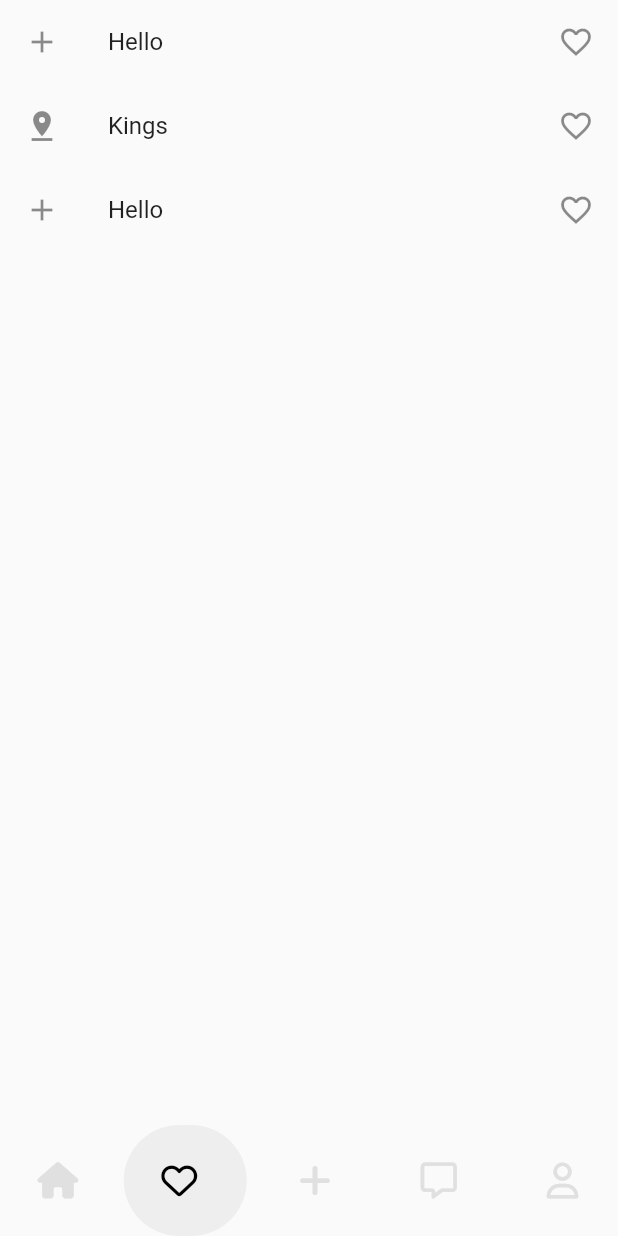
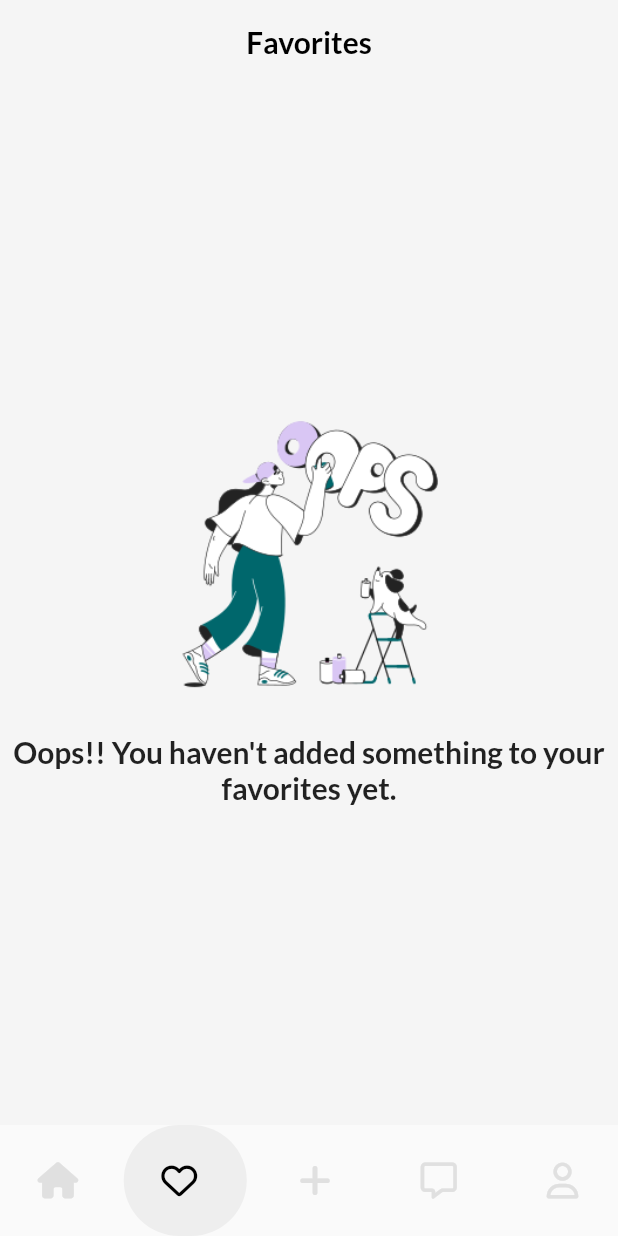
Before and after one commit to johnomeyo/campusMkt, a Flutter app: the screen it shows once a user with an empty profile is signed in, item 2 of the bottom bar chosen, on a phone screen of 412 x 824 dp. Run offline on Flutter 3.47's test engine with Material 2 defaults, Android fonts, the light colour scheme and no system bars; drawn by our look-alikes of google_nav_bar; our stand-ins replace cloud_firestore, device_preview, firebase_auth, firebase_core, font_awesome_flutter, google_fonts; accounts and stored records are empty; network calls fail.

Commit message:
favorites page design

```diff
--- a/lib/main.dart
+++ b/lib/main.dart
@@ -1,26 +1,25 @@
 import 'package:campus_market_place/providers.dart/alpha.dart';
 import 'package:campus_market_place/services/auth_page.dart';
-import 'package:campus_market_place/tabs/favorites.dart';
 import 'package:device_preview/device_preview.dart';
 import 'package:flutter/material.dart';
 import 'package:firebase_core/firebase_core.dart';
 import 'package:provider/provider.dart';
 
-
-Future <void> main() async {
-    WidgetsFlutterBinding.ensureInitialized();
+Future<void> main() async {
+  WidgetsFlutterBinding.ensureInitialized();
   await Firebase.initializeApp(
-    options: const FirebaseOptions(apiKey: "AIzaSyBrIJtEZ2ODCsEDLWgS98E-G7jgFxKXmUA", appId: "com.example.campus_market_place", messagingSenderId: "455772269441-0ip872orhvb8lnfb4gdsmnk0g19suiho.apps.googleusercontent.com", projectId: "localsell-d4193")
-  );
+      options: const FirebaseOptions(
+          apiKey: "AIzaSyBrIJtEZ2ODCsEDLWgS98E-G7jgFxKXmUA",
+          appId: "com.example.campus_market_place",
+          messagingSenderId:
+              "455772269441-0ip872orhvb8lnfb4gdsmnk0g19suiho.apps.googleusercontent.com",
+          projectId: "localsell-d4193"));
   runApp(
     DevicePreview(
       enabled: true,
       builder: (context) => MultiProvider(providers: [
-      //  ChangeNotifierProvider(create: (context) => UserProvider()),
-       ChangeNotifierProvider(create: (context) => TheIcon()),
-       ChangeNotifierProvider(create: (context) => FavIcon()),
-      ],
-      child: const MyApp()),
+        ChangeNotifierProvider(create: (context) => FavIcon()),
+      ], child: const MyApp()),
     ),
   );
 }
--- a/lib/tabs/favorites.dart
+++ b/lib/tabs/favorites.dart
@@ -1,59 +1,65 @@
 import 'package:flutter/material.dart';
-import 'package:provider/provider.dart';
+import 'package:google_fonts/google_fonts.dart';
 
-class Favorites extends StatelessWidget {
+class Favorites extends StatefulWidget {
   const Favorites({super.key});
 
   @override
+  State<Favorites> createState() => _FavoritesState();
+}
+
+class _FavoritesState extends State<Favorites> {
+  final List<String> favs = [];
+
+  @override
   Widget build(BuildContext context) {
-    return Scaffold(body: Consumer<TheIcon>(
-      builder: (BuildContext context, value, Widget? child) {
-        return ListView(
-          children: [
-            ListTile(
-                leading: const Icon(Icons.add),
-                title: const Text("Hello"),
-                trailing: GestureDetector(
-                    onTap: () {
-                      Provider.of<TheIcon>(context, listen: false)
-                          .changeIsFav();
-                    },
-                    child: value.isFav
-                        ? const Icon(Icons.favorite_outline)
-                        : const Icon(Icons.favorite))),
-            ListTile(
-                leading: const Icon(Icons.pin_drop),
-                title: const Text("Kings"),
-                trailing: GestureDetector(
-                    onTap: () {
-                      Provider.of<TheIcon>(context, listen: false)
-                          .changeIsFav();
-                    },
-                    child: value.isFav
-                        ? const Icon(Icons.favorite_outline)
-                        : const Icon(Icons.favorite))),
-            ListTile(
-                leading: const Icon(Icons.add),
-                title: const Text("Hello"),
-                trailing: GestureDetector(
-                    onTap: () {
-                      Provider.of<TheIcon>(context, listen: false)
-                          .changeIsFav();
-                    },
-                    child: value.isFav
-                        ? const Icon(Icons.favorite_outline)
-                        : const Icon(Icons.favorite))),
-          ],
-        );
-      },
-    ));
+    return Scaffold(
+        backgroundColor: Colors.grey.shade100,
+        appBar: AppBar(
+          backgroundColor: Colors.grey.shade100,
+          elevation: 0,
+          centerTitle: true,
+          title: Text(
+            "Favorites",
+            style: GoogleFonts.lato(
+                textStyle: const TextStyle(
+                    color: Colors.black,
+                    fontSize: 20,
+                    fontWeight: FontWeight.bold)),
+          ),
+        ),
+        body: favs.isEmpty
+            ? Center(
+                child: Column(
+                  mainAxisAlignment: MainAxisAlignment.center,
+                  children: [
+                    SizedBox(
+                      height: 200,
+                      child: Image.asset(
+                        "assets/oops.png",
+                        fit: BoxFit.cover,
+                      ),
+                    ),
+                    const SizedBox(
+                      height: 20,
+                    ),
+                    Text(
+                      "Oops!! You haven't added something to your favorites yet.",
+                      textAlign: TextAlign.center,
+                      style: GoogleFonts.lato(
+                        textStyle: const TextStyle(
+                            fontWeight: FontWeight.bold, fontSize: 20),
+                      ),
+                    )
+                  ],
+                ),
+              )
+            : ListView.builder(
+                itemCount: favs.length,
+                itemBuilder: (context, index) {
+                  return ListTile(
+                    title: Text(favs[index]),
+                  );
+                }));
   }
 }
-
-class TheIcon extends ChangeNotifier {
-  bool isFav = true;
-  void changeIsFav() {
-    isFav = !isFav;
-    notifyListeners();
-  }
-}
```
Also changed, not shown: assets/oops.png (added), lib/components/epsilon_widgets.dart (added).
